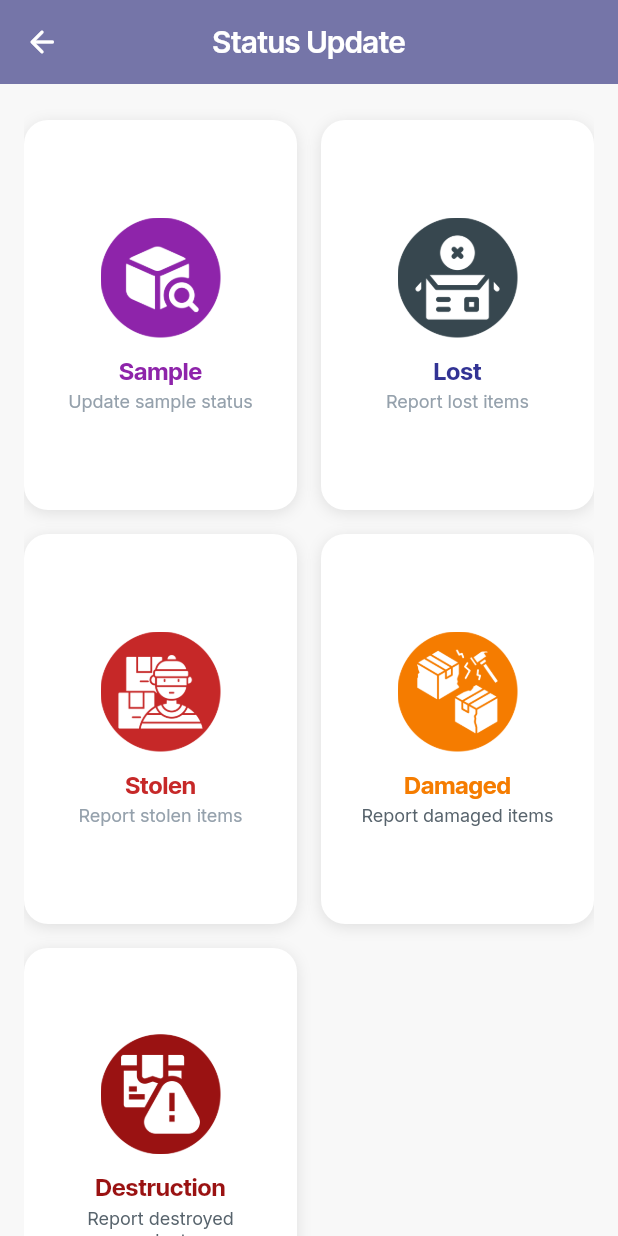
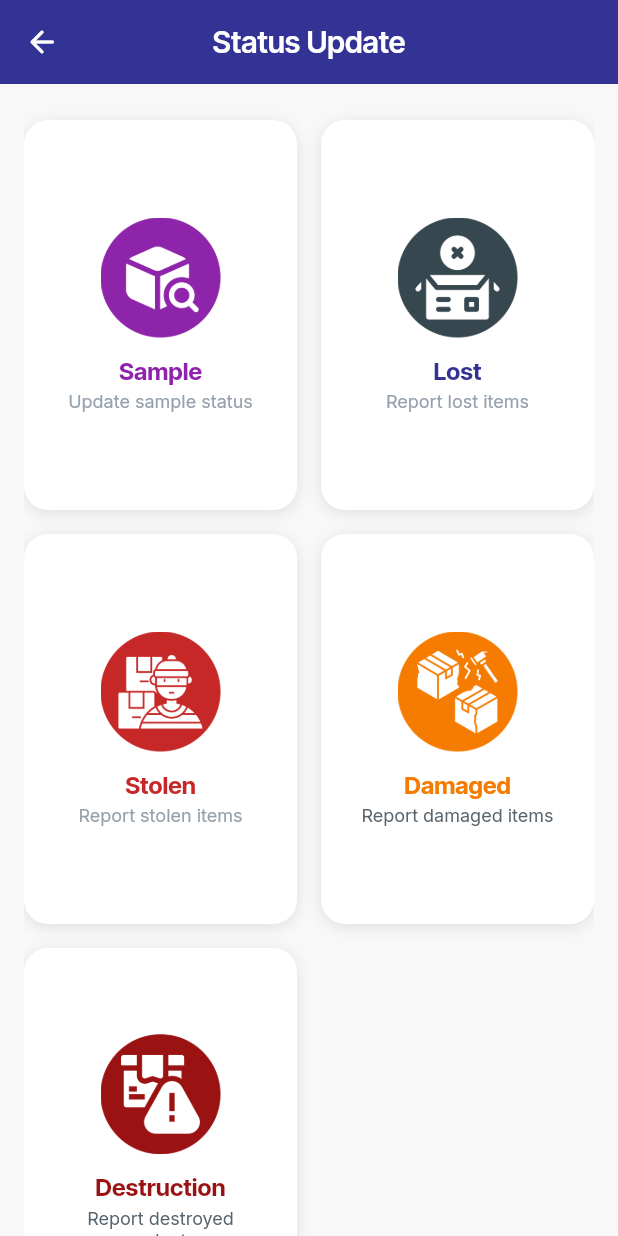
Before and after one commit to AbdelatiTElshafi/GXP-DistributorApp, a Flutter app: the StatusUpdateWidget screen opened by its route, on a phone screen of 412 x 824 dp. Run offline on Flutter 3.47's test engine with Material 3 defaults, Android fonts, the phone set to English and light mode, and no system bars; our stand-ins replace auto_size_text, dropdown_button2, easy_debounce, font_awesome_flutter, from_css_color, go_router and 5 more; missing offline and left inert: flutter_barcode_scanner, json_path, mobile_scanner, tutorial_coach_mark; accounts and stored records are empty.

Commit message:
Updating to latest FlutterFlow output.

```diff
--- a/lib/pages/status_update_pages/status_update/status_update_widget.dart
+++ b/lib/pages/status_update_pages/status_update/status_update_widget.dart
@@ -93,7 +93,7 @@ class _StatusUpdateWidgetState extends State<StatusUpdateWidget> {
           ),
         ),
         appBar: AppBar(
-          backgroundColor: Color(0xFF7575A8),
+          backgroundColor: Color(0xFF323394),
           automaticallyImplyLeading: false,
           leading: FlutterFlowIconButton(
             borderRadius: 20.0,
@@ -698,10 +698,10 @@ class _StatusUpdateWidgetState extends State<StatusUpdateWidget> {
                                 highlightColor: Colors.transparent,
                                 onTap: () async {
                                   context.pushNamed(
-                                    DamagedDecommissionWidget.routeName,
+                                    DestructionDecommissionWidget.routeName,
                                     queryParameters: {
                                       'decommissionReason': serializeParam(
-                                        'Destruction',
+                                        '',
                                         ParamType.String,
                                       ),
                                     }.withoutNulls,
```
Also changed, not shown: 1 other file.
